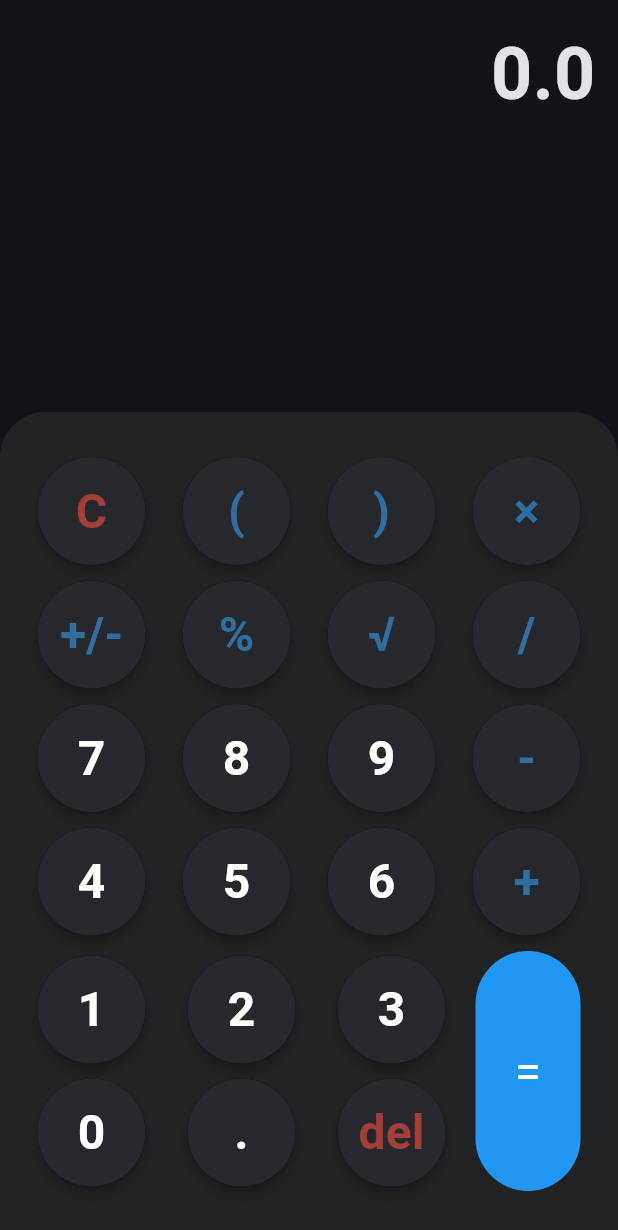
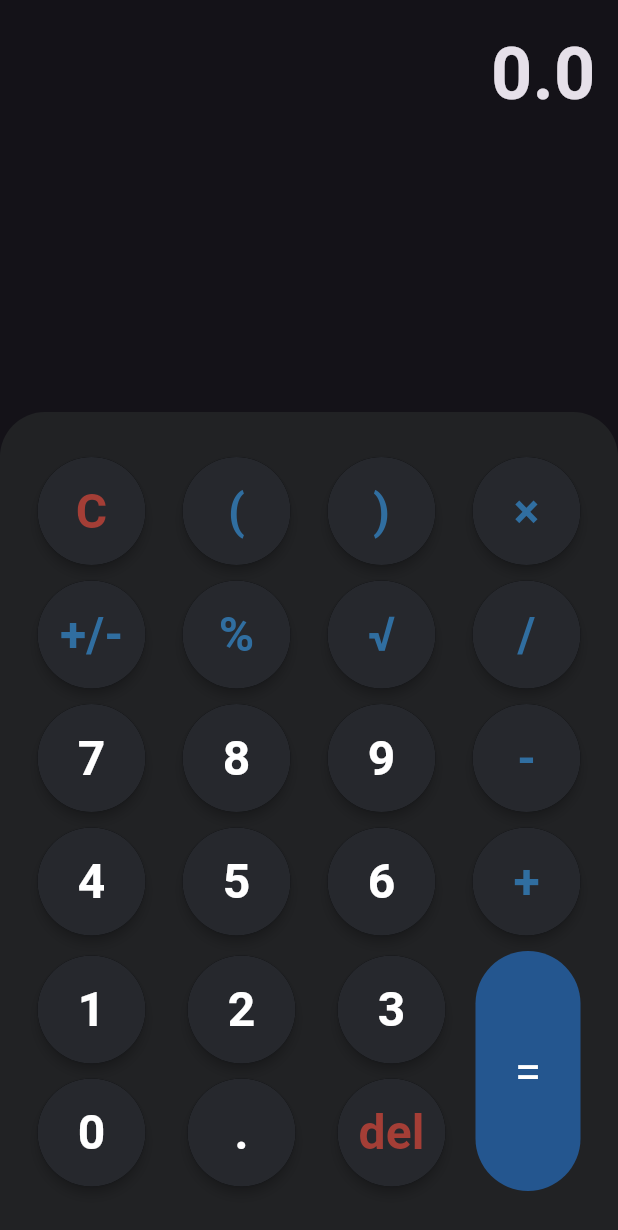
Before and after one commit to TharuHiru/flutter_calculator_project, a Flutter app: the screen it shows after launch, after a tap on an icon or button, on a phone screen of 412 x 824 dp. Shown: the top 1230 px of the screen. Run offline on Flutter 3.47's test engine with Material 3 defaults, Android fonts, the phone set to English and light mode, and no system bars; our stand-ins replace math_expressions.

Commit message:
added multipication

```diff
--- a/lib/cal_main_Screen.dart
+++ b/lib/cal_main_Screen.dart
@@ -99,8 +99,7 @@ final Calculatorlogic calculator = Calculatorlogic();
                       ),
                       const SizedBox(width: 20),
                       Material(
-                        color: Colors
-                            .blue, // Set the background color of the button
+                        color: const Color.fromARGB(255, 36, 86, 143), // Set the background color of the button
                         borderRadius: BorderRadius.circular(
                             40), // Match the border radius
                         child: InkWell(
--- a/lib/calculatorLogic.dart
+++ b/lib/calculatorLogic.dart
@@ -1,6 +1,5 @@
 import 'dart:math';
 
-import 'package:flutter/material.dart';
 import 'package:flutter_application_1/buttons.dart';
 import 'package:math_expressions/math_expressions.dart'; // Import the package
 
@@ -110,7 +109,7 @@ class Calculatorlogic {
       lastOperation = label;
       operationPressed = true;
     } else if (operationPressed &&
-        !['+', '-', '*', '/'].contains(lastOperation)) {
+        !['+', '-', '×', '/'].contains(lastOperation)) {
       displayText += label;
       lastOperation = label;
       operationPressed = true;
@@ -159,6 +158,8 @@ class Calculatorlogic {
       return sqrtValue.toString();
     });
 
+    displayText = displayText.replaceAll('×', '*');
+
     // Parse and evaluate the modified expression
     Parser p = Parser();
     Expression exp = p.parse(displayText);
```
